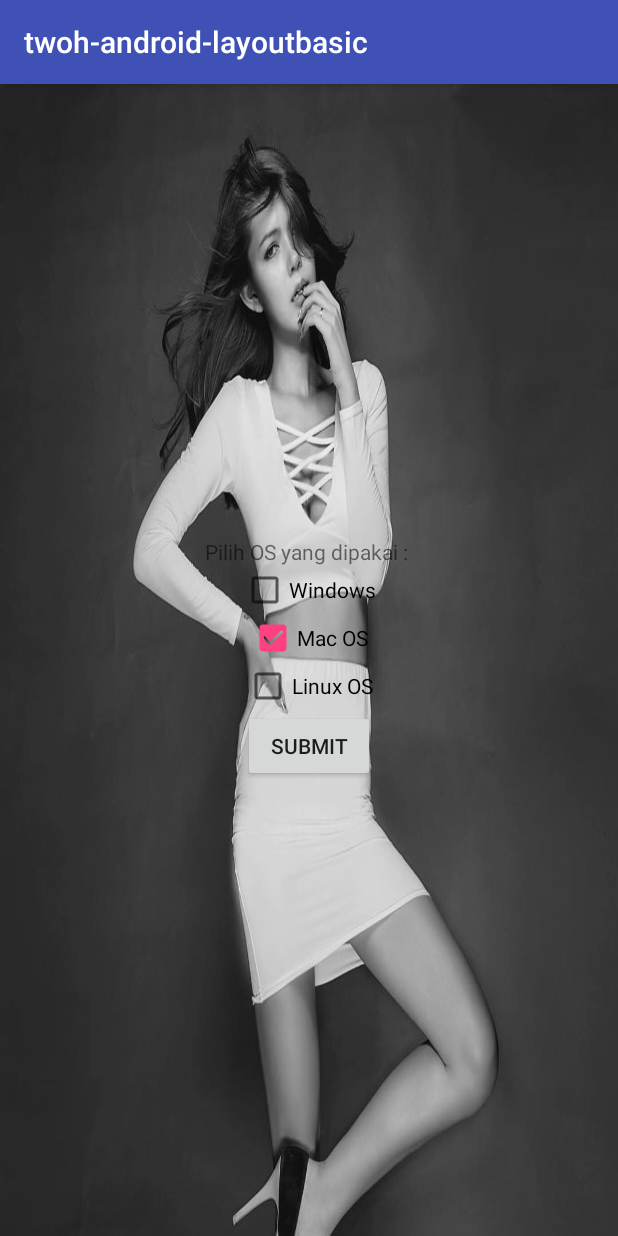
After one commit to twoh/twoh-android-layout-basic, an Android app: the TWOHLayoutCheckBox screen opened directly, with no data from a screen before it, on a phone screen of 412 x 824 dp. The commit adds this screen. Run offline under Robolectric (Android 15) with nearby library versions, the phone set to English and light mode, and no system bars.

Commit message:
add checkbox layout

```diff
--- a/src/main/AndroidManifest.xml
+++ b/src/main/AndroidManifest.xml
@@ -17,6 +17,7 @@
         </activity>
         <activity android:name=".TWOHLayoutSpinner"/>
         <activity android:name=".TWOHLayoutRadioButton"/>
+        <activity android:name=".TWOHLayoutCheckBox"/>
     </application>
 
 </manifest>
--- a/src/main/java/id/web/twoh/twoh_android_layoutbasic/MainActivity.java
+++ b/src/main/java/id/web/twoh/twoh_android_layoutbasic/MainActivity.java
@@ -27,5 +27,13 @@ public class MainActivity extends AppCompatActivity {
                 startActivity(TWOHLayoutRadioButton.newIntent(MainActivity.this));
             }
         });
+
+        Button btCheckBox = (Button) findViewById(R.id.bt_checkbox);
+        btCheckBox.setOnClickListener(new View.OnClickListener() {
+            @Override
+            public void onClick(View view) {
+                startActivity(TWOHLayoutCheckBox.newIntent(MainActivity.this));
+            }
+        });
     }
 }
--- /dev/null
+++ b/src/main/java/id/web/twoh/twoh_android_layoutbasic/TWOHLayoutCheckBox.java
@@ -0,0 +1,67 @@
+package id.web.twoh.twoh_android_layoutbasic;
+
+import android.content.Context;
+import android.content.Intent;
+import android.os.Bundle;
+import android.support.annotation.Nullable;
+import android.support.v7.app.AppCompatActivity;
+import android.view.View;
+import android.widget.Button;
+import android.widget.CheckBox;
+import android.widget.Toast;
+
+/**
+ * Created by Hafizh Herdi on 8/23/2016.
+ */
+public class TWOHLayoutCheckBox extends AppCompatActivity {
+
+    private CheckBox cbWindows, cbMac, cbLinux;
+    private Button btSubmit;
+
+    @Override
+    protected void onCreate(@Nullable Bundle savedInstanceState) {
+        super.onCreate(savedInstanceState);
+        setContentView(R.layout.activity_checkbox);
+
+        setCheckBoxListener();
+        setButtonListener();
+
+    }
+
+    private void setCheckBoxListener() {
+        cbWindows = (CheckBox) findViewById(R.id.cb_windows);
+        cbWindows.setOnClickListener(new View.OnClickListener() {
+            @Override
+            public void onClick(View view) {
+                if (((CheckBox) view).isChecked()) {
+                    Toast.makeText(TWOHLayoutCheckBox.this,
+                            "Ngga pingin pake Mac bro ? :)", Toast.LENGTH_LONG).show();
+                }
+            }
+        });
+    }
+
+    private void setButtonListener() {
+        cbWindows = (CheckBox) findViewById(R.id.cb_windows);
+        cbMac = (CheckBox) findViewById(R.id.cb_macos);
+        cbLinux = (CheckBox) findViewById(R.id.cb_linux);
+
+        btSubmit = (Button) findViewById(R.id.bt_submit);
+
+        btSubmit.setOnClickListener(new View.OnClickListener() {
+            @Override
+            public void onClick(View view) {
+                String status = "Windows check " + cbWindows.isChecked()
+                        + "\n MacOS check " + cbMac.isChecked()
+                        + "\n Linux check " + cbLinux.isChecked();
+
+                Toast.makeText(TWOHLayoutCheckBox.this,status, Toast.LENGTH_LONG).show();
+            }
+        });
+    }
+
+    public static Intent newIntent(Context ctx) {
+        return new Intent(ctx, TWOHLayoutCheckBox.class);
+    }
+
+}
--- /dev/null
+++ b/src/main/res/layout/activity_checkbox.xml
@@ -0,0 +1,40 @@
+<?xml version="1.0" encoding="utf-8"?>
+<LinearLayout xmlns:android="http://schemas.android.com/apk/res/android"
+    android:layout_width="match_parent"
+    android:layout_height="match_parent"
+    android:background="@drawable/bgs"
+    android:gravity="center"
+    android:orientation="vertical"
+    android:padding="10dp">
+
+    <TextView
+        android:layout_width="wrap_content"
+        android:layout_height="wrap_content"
+        android:text="Pilih OS yang dipakai : " />
+
+    <CheckBox
+        android:id="@+id/cb_windows"
+        android:layout_width="wrap_content"
+        android:layout_height="wrap_content"
+        android:text="Windows" />
+
+    <CheckBox
+        android:id="@+id/cb_macos"
+        android:layout_width="wrap_content"
+        android:layout_height="wrap_content"
+        android:checked="true"
+        android:text="Mac OS" />
+
+    <CheckBox
+        android:id="@+id/cb_linux"
+        android:layout_width="wrap_content"
+        android:layout_height="wrap_content"
+        android:text="Linux OS" />
+
+    <Button
+        android:id="@+id/bt_submit"
+        android:layout_width="wrap_content"
+        android:layout_height="wrap_content"
+        android:text="Submit" />
+
+</LinearLayout>
--- a/src/main/res/layout/activity_main.xml
+++ b/src/main/res/layout/activity_main.xml
@@ -28,4 +28,9 @@
         android:text="Radio Button Tutorial"
         android:layout_width="match_parent"
         android:layout_height="wrap_content" />
+    <Button
+        android:id="@+id/bt_checkbox"
+        android:text="CheckBox Tutorial"
+        android:layout_width="match_parent"
+        android:layout_height="wrap_content" />
 </LinearLayout>
```
Also changed, not shown: src/main/res/drawable/bgs.jpg (added), 1 other file.
